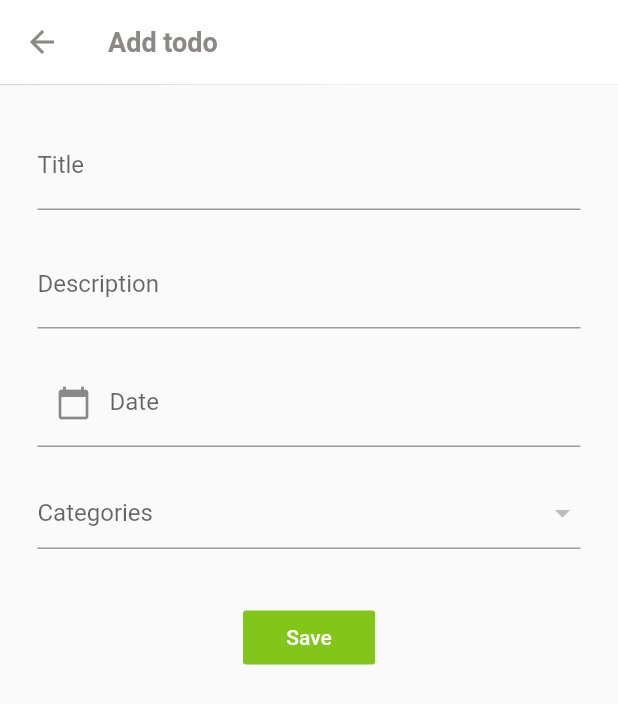
After one commit to saleheen1/Todo-App--flutter-Sqlite, a Flutter app: the TodoScreen screen opened directly, on a phone screen of 412 x 824 dp. The commit adds this screen. Shown: the top 704 px of the screen. Run offline on Flutter 3.47's test engine with Material 2 defaults, Android fonts, the phone set to English and light mode, and no system bars; our stand-ins replace get, sqflite; accounts and stored records are empty.

Commit message:
add todo screen layout

```diff
--- a/lib/home.dart
+++ b/lib/home.dart
@@ -1,4 +1,6 @@
 import 'package:flutter/material.dart';
+import 'package:get/get.dart';
+import 'package:todo_sqlite/screens/todoScreen.dart';
 
 import 'others/constants.dart';
 import 'others/drawer.dart';
@@ -22,19 +24,20 @@ class Home extends StatelessWidget {
         brightness: Brightness.dark,
         elevation: 0.3,
         actions: [
-          // InkWell(
-          //   onTap: () {
-          //     _scaffoldKey.currentState.openDrawer();
-          //   },
-          //   child: Padding(
-          //     padding: EdgeInsets.fromLTRB(20, 19, 25, 10),
-          //     child: Icon(
-          //       Icons.menu,
-          //       color: kGrey,
-          //       size: 28,
-          //     ),
-          //   ),
-          // ),
+          InkWell(
+            onTap: () {
+              Get.to(TodoScreen());
+            },
+            child: Container(
+              padding: EdgeInsets.all(15),
+              margin: EdgeInsets.only(right: 20),
+              child: Icon(
+                Icons.add,
+                color: kPrimaryColor,
+                size: 30,
+              ),
+            ),
+          )
         ],
       ),
     );
--- /dev/null
+++ b/lib/screens/todoScreen.dart
@@ -0,0 +1,104 @@
+import 'package:flutter/material.dart';
+import 'package:todo_sqlite/others/constants.dart';
+
+class TodoScreen extends StatefulWidget {
+  @override
+  _TodoScreenState createState() => _TodoScreenState();
+}
+
+class _TodoScreenState extends State<TodoScreen> {
+  TextEditingController todoTitleController = TextEditingController();
+
+  TextEditingController todoDescController = TextEditingController();
+
+  TextEditingController todoDateController = TextEditingController();
+
+  var _selectedValue;
+
+  var _categories;
+
+  @override
+  Widget build(BuildContext context) {
+    return Scaffold(
+      appBar: AppBar(
+        iconTheme: IconThemeData(
+          color: kGrey, //change your color here
+        ),
+        title: Text(
+          "Add todo",
+          style: TextStyle(
+              fontSize: 18, color: kGrey, fontWeight: FontWeight.w600),
+        ),
+        backgroundColor: Colors.white,
+        brightness: Brightness.dark,
+        elevation: 0.3,
+      ),
+      body: SafeArea(
+        child: Padding(
+          padding: const EdgeInsets.all(25.0),
+          child: Column(
+            children: [
+              TextField(
+                controller: todoTitleController,
+                decoration: InputDecoration(
+                  labelText: "Title",
+                ),
+              ),
+              SizedBox(
+                height: 20,
+              ),
+              TextField(
+                controller: todoDescController,
+                decoration: InputDecoration(
+                  labelText: "Description",
+                ),
+              ),
+              SizedBox(
+                height: 20,
+              ),
+              TextField(
+                controller: todoDateController,
+                decoration: InputDecoration(
+                    labelText: "Date",
+                    prefixIcon: InkWell(
+                      onTap: () {},
+                      child: Icon(Icons.calendar_today),
+                    )),
+              ),
+              SizedBox(
+                height: 20,
+              ),
+              DropdownButtonFormField(
+                value: _selectedValue,
+                items: _categories,
+                hint: Text("Categories"),
+                onChanged: (value) {
+                  setState(() {
+                    _selectedValue = value;
+                  });
+                },
+              ),
+              SizedBox(
+                height: 20,
+              ),
+              Container(
+                  margin: EdgeInsets.fromLTRB(25, 15, 25, 10),
+                  child: Column(
+                    children: [
+                      FlatButton(
+                        onPressed: () {},
+                        color: kPrimaryColor,
+                        child: Text(
+                          "Save",
+                          style: TextStyle(color: Colors.white),
+                        ),
+                      )
+                    ],
+                  )),
+            ],
+          ),
+        ),
+      ),
+    );
+  }
+}
```
